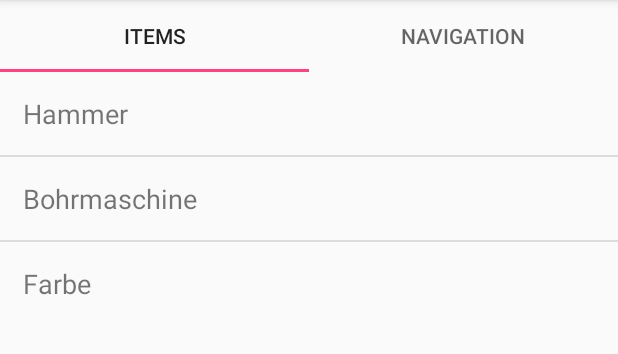
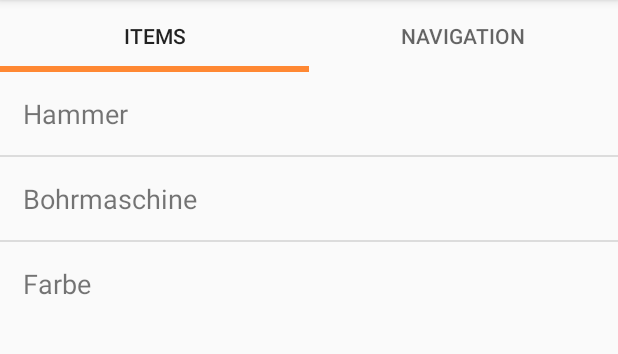
Before and after one commit to theSoenke/SmartShopper, an Android app: the screen it shows after launch (DetailedSingleListActivity), after a tap on "Baumarkt", on a phone screen of 412 x 824 dp, the part 84-438 px from its top. Run offline under Robolectric (Android 15) with nearby library versions, the light colour scheme and no system bars; pictures from the network do not load; 2 other taps on this screen came first.

```diff
--- a/App/prototype/app/src/main/java/app/smartshopper_prototype/HomeActivity.java
+++ b/App/prototype/app/src/main/java/app/smartshopper_prototype/HomeActivity.java
@@ -97,8 +97,6 @@
             case R.id.nav_contacs:
                 Toast.makeText(HomeActivity.this, "The contact view is not implemented yet :(", Toast.LENGTH_SHORT).show();
                 return true;
-//                fragmentClass = ContactsFragment.class;
-//                break;
             case R.id.nav_settings:
                 openSettings();
                 return true;
--- a/App/prototype/app/src/main/java/app/smartshopper_prototype/TouchImageView/TouchImageView.java
+++ b/App/prototype/app/src/main/java/app/smartshopper_prototype/TouchImageView/TouchImageView.java
@@ -1170,7 +1170,8 @@
      * @author Ortiz
      *
      */
-    private class ScaleListener extends ScaleGestureDetector.SimpleOnScaleGestureListener {
+    private class ScaleListener implements ScaleGestureDetector.OnScaleGestureListener {
+
         @Override
         public boolean onScaleBegin(ScaleGestureDetector detector) {
             setState(State.ZOOM);
@@ -1192,7 +1193,6 @@
 
         @Override
         public void onScaleEnd(ScaleGestureDetector detector) {
-            super.onScaleEnd(detector);
             setState(State.NONE);
             boolean animateToZoomBoundary = false;
             float targetZoom = normalizedScale;
@@ -1235,6 +1235,7 @@
         }
 
         matrix.postScale((float) deltaScale, (float) deltaScale, focusX, focusY);
+
         fixScaleTrans();
     }
 
--- a/App/prototype/app/src/main/res/layout/tab_view.xml
+++ b/App/prototype/app/src/main/res/layout/tab_view.xml
@@ -1,12 +1,15 @@
 <?xml version="1.0" encoding="utf-8"?>
 <LinearLayout xmlns:android="http://schemas.android.com/apk/res/android"
     android:orientation="vertical" android:layout_width="match_parent"
-    android:layout_height="match_parent">
+    android:layout_height="match_parent"
+    xmlns:app="http://schemas.android.com/apk/res-auto">
 
     <android.support.design.widget.TabLayout
         android:layout_width="match_parent"
         android:layout_height="wrap_content"
-        android:id="@+id/tab_view_layout"/>
+        android:id="@+id/tab_view_layout"
+        app:tabIndicatorColor="@color/colorPrimary"
+        app:tabIndicatorHeight="4dp"/>
 
     <android.support.v4.view.ViewPager
         android:layout_width="match_parent"
```
Also changed, not shown: App/prototype/app/src/main/java/app/smartshopper_prototype/listTabs/NavigationViewFragment.java (+0 -12 lines), 1 other file.
